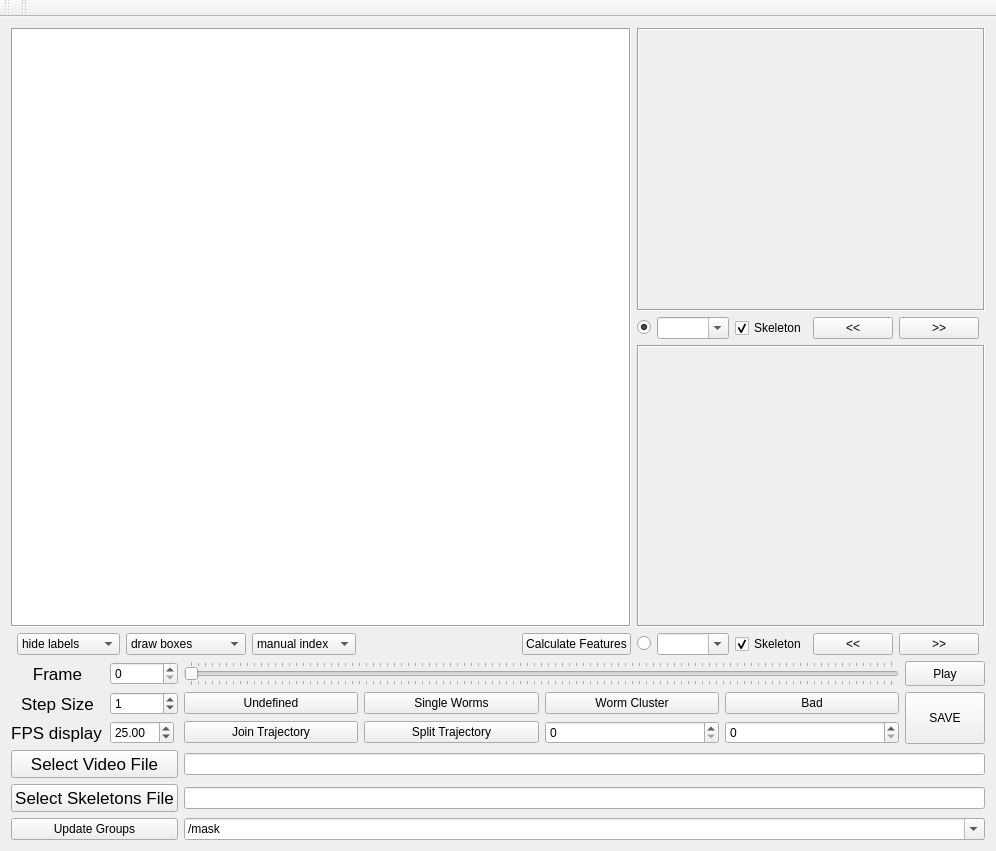
First picture: the form in tierpsy/gui/QtDesignerFiles/MWTrackerViewer.ui, repository ver228/tierpsy-tracker, before the edit.
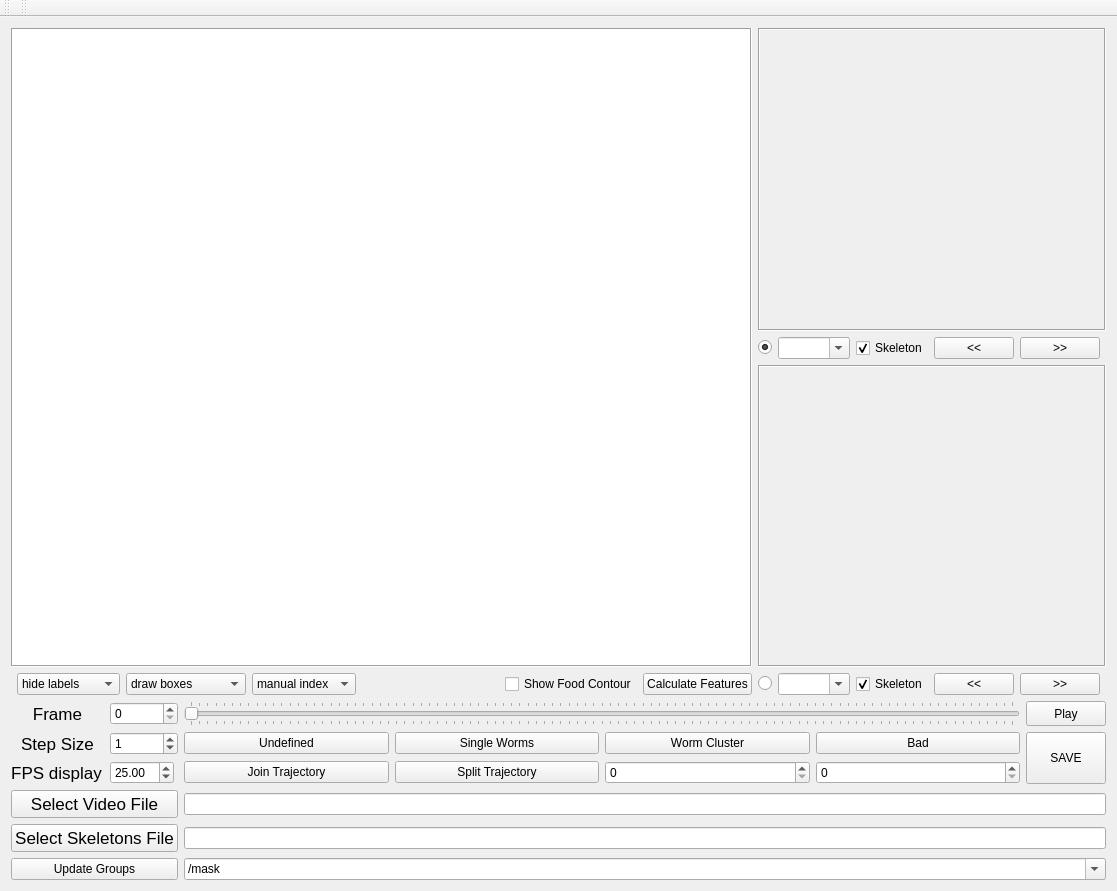
Second picture: the form after the edit.

Commit message: draw food contour

```diff
--- a/tierpsy/gui/QtDesignerFiles/MWTrackerViewer.ui
+++ b/tierpsy/gui/QtDesignerFiles/MWTrackerViewer.ui
@@ -6,8 +6,8 @@
    <rect>
     <x>0</x>
     <y>0</y>
-    <width>996</width>
-    <height>851</height>
+    <width>1117</width>
+    <height>891</height>
    </rect>
   </property>
   <property name="sizePolicy">
@@ -308,7 +308,26 @@
       <property name="sizeConstraint">
        <enum>QLayout::SetMinimumSize</enum>
       </property>
-      <item row="1" column="9">
+      <item row="0" column="8" colspan="6">
+       <widget class="QLabel" name="wormCanvas1">
+        <property name="sizePolicy">
+         <sizepolicy hsizetype="Ignored" vsizetype="Ignored">
+          <horstretch>0</horstretch>
+          <verstretch>0</verstretch>
+         </sizepolicy>
+        </property>
+        <property name="frameShape">
+         <enum>QFrame::Box</enum>
+        </property>
+        <property name="frameShadow">
+         <enum>QFrame::Sunken</enum>
+        </property>
+        <property name="text">
+         <string/>
+        </property>
+       </widget>
+      </item>
+      <item row="1" column="10">
        <widget class="QCheckBox" name="checkBox_ROI1">
         <property name="text">
          <string>Skeleton</string>
@@ -319,61 +338,20 @@
        </widget>
       </item>
       <item row="1" column="11">
-       <widget class="QPushButton" name="pushButton_ROI1_FF">
-        <property name="sizePolicy">
-         <sizepolicy hsizetype="Maximum" vsizetype="Fixed">
-          <horstretch>0</horstretch>
-          <verstretch>0</verstretch>
-         </sizepolicy>
-        </property>
+       <widget class="QPushButton" name="pushButton_ROI1_RW">
         <property name="text">
-         <string>&gt;&gt;</string>
-        </property>
-       </widget>
-      </item>
-      <item row="3" column="5">
-       <spacer name="horizontalSpacer_2">
-        <property name="orientation">
-         <enum>Qt::Horizontal</enum>
-        </property>
-        <property name="sizeType">
-         <enum>QSizePolicy::Preferred</enum>
-        </property>
-        <property name="sizeHint" stdset="0">
-         <size>
-          <width>600</width>
-          <height>20</height>
-         </size>
-        </property>
-       </spacer>
-      </item>
-      <item row="0" column="7" colspan="6">
-       <widget class="QLabel" name="wormCanvas1">
-        <property name="sizePolicy">
-         <sizepolicy hsizetype="Ignored" vsizetype="Ignored">
-          <horstretch>0</horstretch>
-          <verstretch>0</verstretch>
-         </sizepolicy>
-        </property>
-        <property name="frameShape">
-         <enum>QFrame::Box</enum>
-        </property>
-        <property name="frameShadow">
-         <enum>QFrame::Sunken</enum>
-        </property>
-        <property name="text">
-         <string/>
-        </property>
-       </widget>
-      </item>
-      <item row="3" column="7">
-       <widget class="QRadioButton" name="radioButton_ROI2">
-        <property name="text">
-         <string/>
+         <string>&lt;&lt;</string>
         </property>
        </widget>
       </item>
       <item row="3" column="11">
+       <widget class="QPushButton" name="pushButton_ROI2_RW">
+        <property name="text">
+         <string>&lt;&lt;</string>
+        </property>
+       </widget>
+      </item>
+      <item row="3" column="12">
        <widget class="QPushButton" name="pushButton_ROI2_FF">
         <property name="text">
          <string>&gt;&gt;</string>
@@ -381,80 +359,13 @@
        </widget>
       </item>
       <item row="3" column="9">
-       <widget class="QCheckBox" name="checkBox_ROI2">
-        <property name="text">
-         <string>Skeleton</string>
-        </property>
-        <property name="checked">
-         <bool>true</bool>
-        </property>
-       </widget>
-      </item>
-      <item row="1" column="8">
-       <widget class="QComboBox" name="comboBox_ROI1">
-        <property name="editable">
-         <bool>true</bool>
-        </property>
-       </widget>
-      </item>
-      <item row="2" column="7" colspan="6">
-       <widget class="QLabel" name="wormCanvas2">
-        <property name="sizePolicy">
-         <sizepolicy hsizetype="Ignored" vsizetype="Ignored">
-          <horstretch>0</horstretch>
-          <verstretch>0</verstretch>
-         </sizepolicy>
-        </property>
-        <property name="frameShape">
-         <enum>QFrame::Box</enum>
-        </property>
-        <property name="frameShadow">
-         <enum>QFrame::Sunken</enum>
-        </property>
-        <property name="text">
-         <string/>
-        </property>
-       </widget>
-      </item>
-      <item row="1" column="7">
-       <widget class="QRadioButton" name="radioButton_ROI1">
-        <property name="text">
-         <string/>
-        </property>
-        <property name="checked">
-         <bool>true</bool>
-        </property>
-       </widget>
-      </item>
-      <item row="3" column="8">
        <widget class="QComboBox" name="comboBox_ROI2">
         <property name="editable">
          <bool>true</bool>
         </property>
        </widget>
       </item>
-      <item row="1" column="10">
-       <widget class="QPushButton" name="pushButton_ROI1_RW">
-        <property name="text">
-         <string>&lt;&lt;</string>
-        </property>
-       </widget>
-      </item>
-      <item row="3" column="3">
-       <widget class="QComboBox" name="comboBox_labelType">
-        <item>
-         <property name="text">
-          <string>manual index</string>
-         </property>
-        </item>
-        <item>
-         <property name="text">
-          <string>auto index</string>
-         </property>
-        </item>
-       </widget>
-      </item>
-      <item row="0" column="0" rowspan="3" colspan="7">
+      <item row="0" column="0" rowspan="3" colspan="8">
        <widget class="QGraphicsView" name="mainGraphicsView">
         <property name="sizePolicy">
          <sizepolicy hsizetype="Ignored" vsizetype="Minimum">
@@ -485,20 +396,40 @@
         </property>
        </widget>
       </item>
-      <item row="3" column="6">
-       <widget class="QPushButton" name="pushButton_feats">
-        <property name="text">
-         <string>Calculate Features</string>
+      <item row="1" column="9">
+       <widget class="QComboBox" name="comboBox_ROI1">
+        <property name="editable">
+         <bool>true</bool>
         </property>
        </widget>
       </item>
-      <item row="3" column="10">
-       <widget class="QPushButton" name="pushButton_ROI2_RW">
+      <item row="1" column="12">
+       <widget class="QPushButton" name="pushButton_ROI1_FF">
+        <property name="sizePolicy">
+         <sizepolicy hsizetype="Maximum" vsizetype="Fixed">
+          <horstretch>0</horstretch>
+          <verstretch>0</verstretch>
+         </sizepolicy>
+        </property>
         <property name="text">
-         <string>&lt;&lt;</string>
+         <string>&gt;&gt;</string>
         </property>
        </widget>
       </item>
+      <item row="3" column="3">
+       <widget class="QComboBox" name="comboBox_labelType">
+        <item>
+         <property name="text">
+          <string>manual index</string>
+         </property>
+        </item>
+        <item>
+         <property name="text">
+          <string>auto index</string>
+         </property>
+        </item>
+       </widget>
+      </item>
       <item row="3" column="1">
        <widget class="QComboBox" name="comboBox_showLabels">
         <item>
@@ -532,6 +463,82 @@
         </item>
        </widget>
       </item>
+      <item row="3" column="8">
+       <widget class="QRadioButton" name="radioButton_ROI2">
+        <property name="text">
+         <string/>
+        </property>
+       </widget>
+      </item>
+      <item row="3" column="10">
+       <widget class="QCheckBox" name="checkBox_ROI2">
+        <property name="text">
+         <string>Skeleton</string>
+        </property>
+        <property name="checked">
+         <bool>true</bool>
+        </property>
+       </widget>
+      </item>
+      <item row="2" column="8" colspan="6">
+       <widget class="QLabel" name="wormCanvas2">
+        <property name="sizePolicy">
+         <sizepolicy hsizetype="Ignored" vsizetype="Ignored">
+          <horstretch>0</horstretch>
+          <verstretch>0</verstretch>
+         </sizepolicy>
+        </property>
+        <property name="frameShape">
+         <enum>QFrame::Box</enum>
+        </property>
+        <property name="frameShadow">
+         <enum>QFrame::Sunken</enum>
+        </property>
+        <property name="text">
+         <string/>
+        </property>
+       </widget>
+      </item>
+      <item row="1" column="8">
+       <widget class="QRadioButton" name="radioButton_ROI1">
+        <property name="text">
+         <string/>
+        </property>
+        <property name="checked">
+         <bool>true</bool>
+        </property>
+       </widget>
+      </item>
+      <item row="3" column="5">
+       <spacer name="horizontalSpacer_2">
+        <property name="orientation">
+         <enum>Qt::Horizontal</enum>
+        </property>
+        <property name="sizeType">
+         <enum>QSizePolicy::Preferred</enum>
+        </property>
+        <property name="sizeHint" stdset="0">
+         <size>
+          <width>600</width>
+          <height>20</height>
+         </size>
+        </property>
+       </spacer>
+      </item>
+      <item row="3" column="7">
+       <widget class="QPushButton" name="pushButton_feats">
+        <property name="text">
+         <string>Calculate Features</string>
+        </property>
+       </widget>
+      </item>
+      <item row="3" column="6">
+       <widget class="QCheckBox" name="checkBox_showFood">
+        <property name="text">
+         <string>Show Food Contour</string>
+        </property>
+       </widget>
+      </item>
      </layout>
     </item>
    </layout>
```
Left out of the diff: 8 changed lines with no effect on the pictures. The commit also changes 3 other files.
